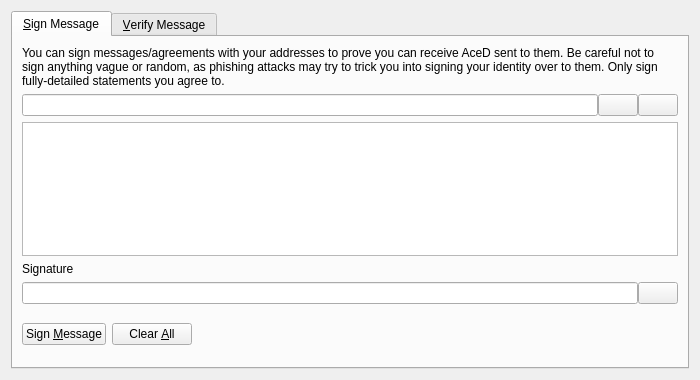
Acedcoin/AceD, file src/qt/forms/signverifymessagedialog.ui: the form before one commit.
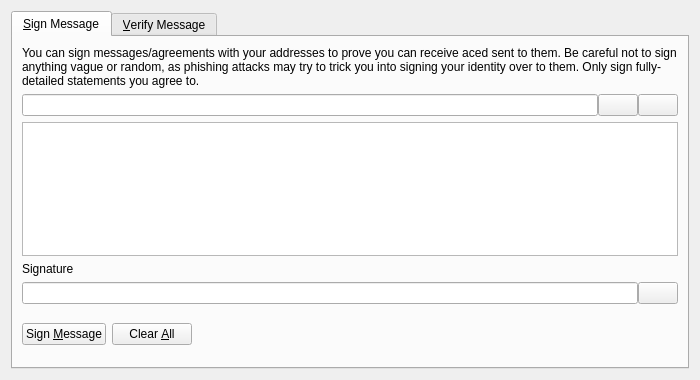
The form after the commit. Custom widgets are drawn as their Qt base class.

The edit to the form file:
```diff
--- a/src/qt/forms/signverifymessagedialog.ui
+++ b/src/qt/forms/signverifymessagedialog.ui
@@ -30,7 +30,7 @@
        <item>
         <widget class="QLabel" name="infoLabel_SM">
          <property name="text">
-          <string>You can sign messages/agreements with your addresses to prove you can receive AceD sent to them. Be careful not to sign anything vague or random, as phishing attacks may try to trick you into signing your identity over to them. Only sign fully-detailed statements you agree to.</string>
+          <string>You can sign messages/agreements with your addresses to prove you can receive aced sent to them. Be careful not to sign anything vague or random, as phishing attacks may try to trick you into signing your identity over to them. Only sign fully-detailed statements you agree to.</string>
          </property>
          <property name="textFormat">
           <enum>Qt::PlainText</enum>
```
Left out of the diff: 8 changed lines with no effect on the pictures.
